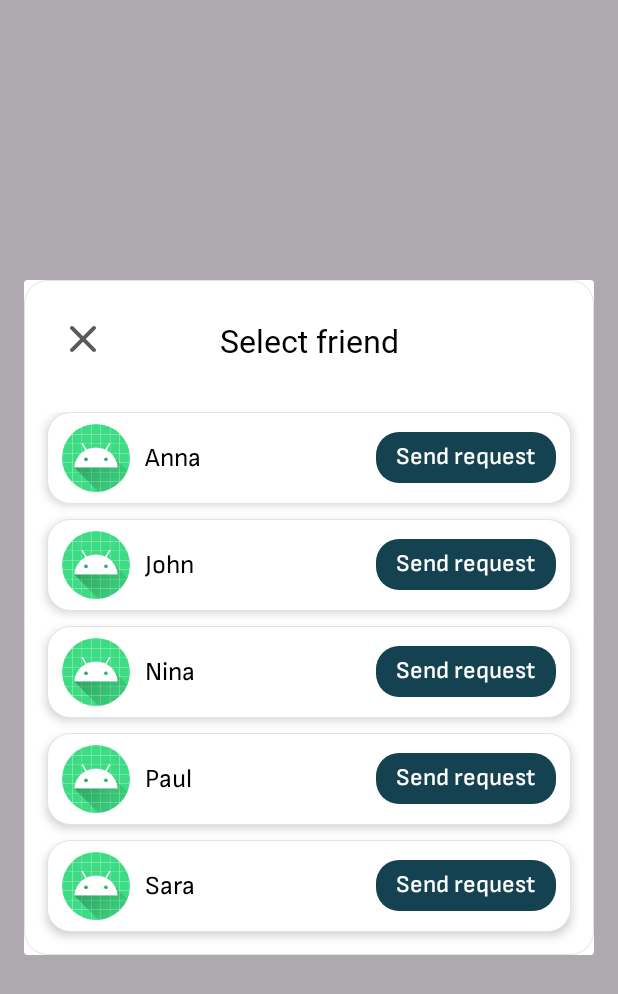
After one commit to natagzn/PrepWiseMobile, an Android app: the fragment FriendHelpDialog shown on its own in the app's theme, on a phone screen of 412 x 824 dp. The commit adds this screen. Shown: the top 994 px of the screen. Run offline under Robolectric (Android 15) with nearby library versions, the phone set to English and light mode, and no system bars; our stand-ins replace CircleImageView.

Commit message:
PS-38 Create dialogs for help

```diff
--- /dev/null
+++ b/PrepWise/app/src/main/java/com/example/prepwise/adapters/AdapterFriendHelp.kt
@@ -0,0 +1,44 @@
+package com.example.prepwise.adapters
+
+import android.content.Context
+import android.view.LayoutInflater
+import android.view.View
+import android.view.ViewGroup
+import android.widget.ImageView
+import android.widget.LinearLayout
+import android.widget.TextView
+import androidx.core.content.res.ResourcesCompat
+import androidx.recyclerview.widget.RecyclerView
+import com.example.prepwise.R
+import com.example.prepwise.models.HelpAnswer
+import com.example.prepwise.models.People
+import java.time.format.DateTimeFormatter
+
+class AdapterFriendHelp(private val friends: List<People>, private val context: Context) :
+    RecyclerView.Adapter<AdapterFriendHelp.AnswerViewHolder>() {
+
+    class AnswerViewHolder(itemView: View) : RecyclerView.ViewHolder(itemView) {
+        val username: TextView = itemView.findViewById(R.id.username)
+        val sendRequest: TextView = itemView.findViewById(R.id.friend_status)
+        val imgSend: ImageView = itemView.findViewById(R.id.img_send)
+        val btnSend: LinearLayout = itemView.findViewById(R.id.btn_accept)
+    }
+
+    override fun onCreateViewHolder(parent: ViewGroup, viewType: Int): AnswerViewHolder {
+        val view = LayoutInflater.from(parent.context).inflate(R.layout.item_friend, parent, false)
+        return AnswerViewHolder(view)
+    }
+
+    override fun onBindViewHolder(holder: AnswerViewHolder, position: Int) {
+        val friend = friends[position]
+        holder.sendRequest.text = context.getString(R.string.send_request)
+        holder.username.text = friend.username
+
+        holder.btnSend.setOnClickListener{
+            holder.imgSend.visibility =View.VISIBLE
+            holder.sendRequest.visibility = View.GONE
+        }
+    }
+
+    override fun getItemCount() = friends.size
+}
--- a/PrepWise/app/src/main/java/com/example/prepwise/adapters/AdapterSet.kt
+++ b/PrepWise/app/src/main/java/com/example/prepwise/adapters/AdapterSet.kt
@@ -63,7 +63,6 @@ class AdapterSet(
             holder.setAccessImg.setImageResource(R.drawable.resource_private)
         }
 
-        // Очищуємо контейнер категорій перед додаванням нових категорій
         holder.categoriesContainer.removeAllViews()
 
         // Додаємо категорії в контейнер
--- /dev/null
+++ b/PrepWise/app/src/main/java/com/example/prepwise/fragments/FriendHelpDialog.kt
@@ -0,0 +1,110 @@
+package com.example.prepwise.fragments
+
+import android.os.Bundle
+import androidx.fragment.app.Fragment
+import android.view.LayoutInflater
+import android.view.View
+import android.view.ViewGroup
+import android.widget.ImageView
+import androidx.fragment.app.DialogFragment
+import androidx.recyclerview.widget.LinearLayoutManager
+import androidx.recyclerview.widget.RecyclerView
+import com.example.prepwise.R
+import com.example.prepwise.SpaceItemDecoration
+import com.example.prepwise.adapters.AdapterFriendHelp
+import com.example.prepwise.models.People
+
+class FriendHelpDialog : DialogFragment() {
+
+    val peopleList = arrayListOf(
+        People(
+            userImg = "img_anna",
+            username = "Anna",
+            status = "friend",
+            numberOfFollowing = 150,
+            numberOfFollowers = 300,
+            description = "Loves teaching math",
+            email = "anna@example.com",
+            location = "Kyiv, Ukraine",
+            sets = arrayListOf(),
+            resouces = arrayListOf()
+        ),
+        People(
+            userImg = "img_john",
+            username = "John",
+            status = "friend",
+            numberOfFollowing = 200,
+            numberOfFollowers = 500,
+            description = "History enthusiast",
+            email = "john@example.com",
+            location = "Lviv, Ukraine",
+            sets = arrayListOf(),
+            resouces = arrayListOf()
+        ),
+        People(
+            userImg = "img_nina",
+            username = "Nina",
+            status = "friend",
+            numberOfFollowing = 180,
+            numberOfFollowers = 320,
+            description = "Biology lover",
+            email = "nina@example.com",
+            location = "Odesa, Ukraine",
+            sets = arrayListOf(),
+            resouces = arrayListOf()
+        ),
+        People(
+            userImg = "img_paul",
+            username = "Paul",
+            status = "friend",
+            numberOfFollowing = 220,
+            numberOfFollowers = 430,
+            description = "Physics enthusiast",
+            email = "paul@example.com",
+            location = "Kharkiv, Ukraine",
+            sets = arrayListOf(),
+            resouces = arrayListOf()
+        ),
+        People(
+            userImg = "img_sara",
+            username = "Sara",
+            status = "friend",
+            numberOfFollowing = 170,
+            numberOfFollowers = 290,
+            description = "Chemistry teacher",
+            email = "sara@example.com",
+            location = "Dnipro, Ukraine",
+            sets = arrayListOf(),
+            resouces = arrayListOf()
+        )
+    )
+
+    override fun onCreateView(
+        inflater: LayoutInflater, container: ViewGroup?,
+        savedInstanceState: Bundle?
+    ): View? {
+        val view = inflater.inflate(R.layout.dialog_friend_help, container, false)
+
+        val recyclerView: RecyclerView = view.findViewById(R.id.recycler_view_friends)
+        recyclerView.layoutManager = LinearLayoutManager(context)
+        recyclerView.adapter = AdapterFriendHelp(peopleList, requireContext())
+
+        val spacingInDp = 10
+        val scale = requireContext().resources.displayMetrics.density
+        val spacingInPx = (spacingInDp * scale).toInt()
+        recyclerView.addItemDecoration(SpaceItemDecoration(spacingInPx))
+
+        val close: ImageView = view.findViewById(R.id.close_button)
+        close.setOnClickListener{dismiss()}
+
+        return view
+    }
+
+    override fun onStart() {
+        super.onStart()
+        dialog?.window?.setLayout(
+            ViewGroup.LayoutParams.MATCH_PARENT,
+            ViewGroup.LayoutParams.WRAP_CONTENT
+        )
+    }
+}
--- a/PrepWise/app/src/main/java/com/example/prepwise/fragments/ViewSetFragment.kt
+++ b/PrepWise/app/src/main/java/com/example/prepwise/fragments/ViewSetFragment.kt
@@ -92,7 +92,7 @@ class ViewSetFragment : Fragment() {
 
         recyclerViewQuestion = view.findViewById(R.id.recyclerView)
         recyclerViewQuestion.layoutManager = LinearLayoutManager(requireContext(), LinearLayoutManager.VERTICAL, false)
-        adapterQuestion = AdapterQuestion(questionList, requireContext())
+        adapterQuestion = AdapterQuestion(questionList, requireContext(), childFragmentManager)
         recyclerViewQuestion.adapter = adapterQuestion
 
         val spacingInDp = 10
--- /dev/null
+++ b/PrepWise/app/src/main/java/com/example/prepwise/models/HelpAnswer.kt
@@ -0,0 +1,6 @@
+package com.example.prepwise.models
+
+import java.time.LocalDateTime
+
+class HelpAnswer(val id: Int, var content: String, var username: String, var dateTime: LocalDateTime) {
+}
--- /dev/null
+++ b/PrepWise/app/src/main/res/layout/dialog_friend_help.xml
@@ -0,0 +1,44 @@
+<?xml version="1.0" encoding="utf-8"?>
+<androidx.constraintlayout.widget.ConstraintLayout xmlns:android="http://schemas.android.com/apk/res/android"
+xmlns:app="http://schemas.android.com/apk/res-auto"
+xmlns:tools="http://schemas.android.com/tools"
+android:background="@drawable/white_rounded_background"
+android:layout_width="match_parent"
+android:layout_height="match_parent">
+
+<ImageView
+    android:id="@+id/close_button"
+    android:layout_width="wrap_content"
+    android:layout_height="wrap_content"
+    android:layout_marginStart="25dp"
+    android:layout_marginTop="25dp"
+    android:padding="5dp"
+    android:src="@drawable/close"
+    app:layout_constraintStart_toStartOf="parent"
+    app:layout_constraintTop_toTopOf="parent" />
+
+<TextView
+    android:id="@+id/textView2"
+    style="@style/bold_20"
+    android:layout_width="wrap_content"
+    android:layout_height="wrap_content"
+    android:layout_gravity="center_horizontal"
+    android:layout_marginTop="18dp"
+    android:paddingVertical="8dp"
+    android:text="@string/select_friend"
+    android:textColor="@color/black"
+    app:layout_constraintEnd_toEndOf="parent"
+    app:layout_constraintStart_toStartOf="parent"
+    app:layout_constraintTop_toTopOf="parent" />
+
+<androidx.recyclerview.widget.RecyclerView
+    android:id="@+id/recycler_view_friends"
+    android:layout_width="match_parent"
+    android:layout_height="wrap_content"
+    android:padding="5dp"
+    android:layout_marginTop="20dp"
+    app:layout_constraintEnd_toEndOf="parent"
+    app:layout_constraintStart_toStartOf="parent"
+    app:layout_constraintTop_toBottomOf="@+id/textView2" />
+
+</androidx.constraintlayout.widget.ConstraintLayout>
--- a/PrepWise/app/src/main/res/layout/fragment_view_set.xml
+++ b/PrepWise/app/src/main/res/layout/fragment_view_set.xml
@@ -241,7 +241,7 @@
             android:paddingVertical="15dp">
 
             <TextView
-                style="@style/semi_bold_12"
+                style="@style/semi_bold_15"
                 android:layout_width="wrap_content"
                 android:layout_height="wrap_content"
                 android:layout_marginBottom="12dp"
--- a/PrepWise/app/src/main/res/layout/item_question.xml
+++ b/PrepWise/app/src/main/res/layout/item_question.xml
@@ -26,6 +26,7 @@
             android:id="@+id/help"
             android:layout_width="wrap_content"
             android:layout_height="wrap_content"
+            android:paddingHorizontal="5dp"
             app:srcCompat="@drawable/help" />
     </LinearLayout>
 
--- a/PrepWise/app/src/main/res/values/strings.xml
+++ b/PrepWise/app/src/main/res/values/strings.xml
@@ -167,4 +167,11 @@
     <string name="it_violates_my_intellectual_property_rights">It violates my intellectual property rights</string>
     <string name="Report">Report</string>
 
+    <string name="answers">Answers</string>
+    <string name="send_request">Send request</string>
+    <string name="select_friend">Select friend</string>
+    <string name="search_friend">Search friend</string>
+    <string name="ask_for_help">ask for help</string>
+    <string name="look_answer">look answer</string>
+
 </resources>
```
Also changed, not shown: PrepWise/app/src/main/java/com/example/prepwise/adapters/AdapterAnswerHelp.kt (added, +36 -0 lines), PrepWise/app/src/main/java/com/example/prepwise/adapters/AdapterQuestion.kt (+57 -10 lines), PrepWise/app/src/main/java/com/example/prepwise/fragments/AnswersHelpDialog.kt (added, +47 -0 lines), PrepWise/app/src/main/res/drawable/ask_for_help.xml (added, +9 -0 lines), PrepWise/app/src/main/res/drawable/look_answer.xml (added, +9 -0 lines), PrepWise/app/src/main/res/layout/dialog_answers_help.xml (added, +44 -0 lines), PrepWise/app/src/main/res/layout/item_answer.xml (+4 -10 lines), PrepWise/app/src/main/res/menu/popup_set_menu.xml (added, +11 -0 lines), PrepWise/app/src/main/res/values/themes.xml (+7 -0 lines), 2 other files.
